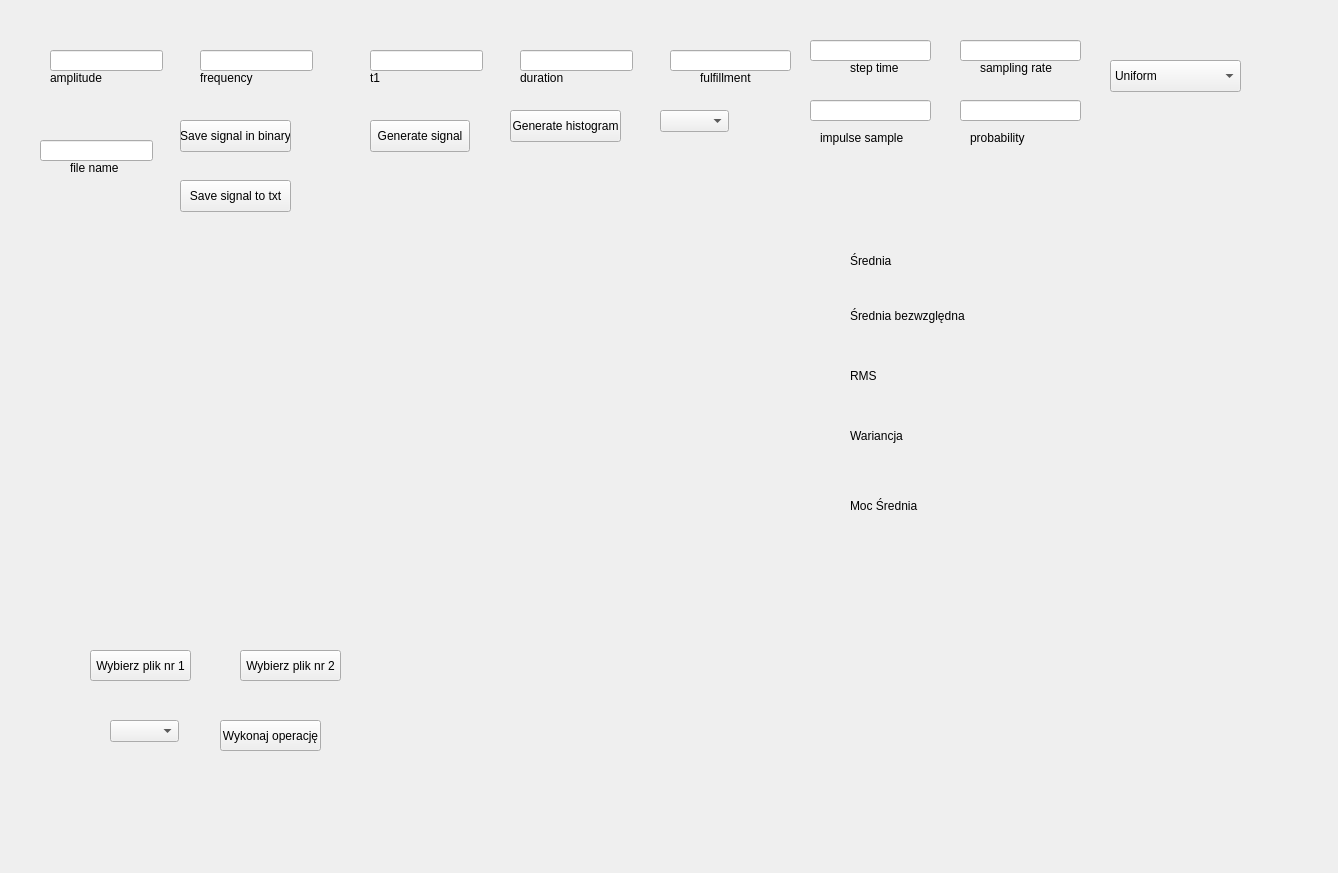
Old version of the form DSP/zad1/form.ui in the repository KD377/SusleRepo.
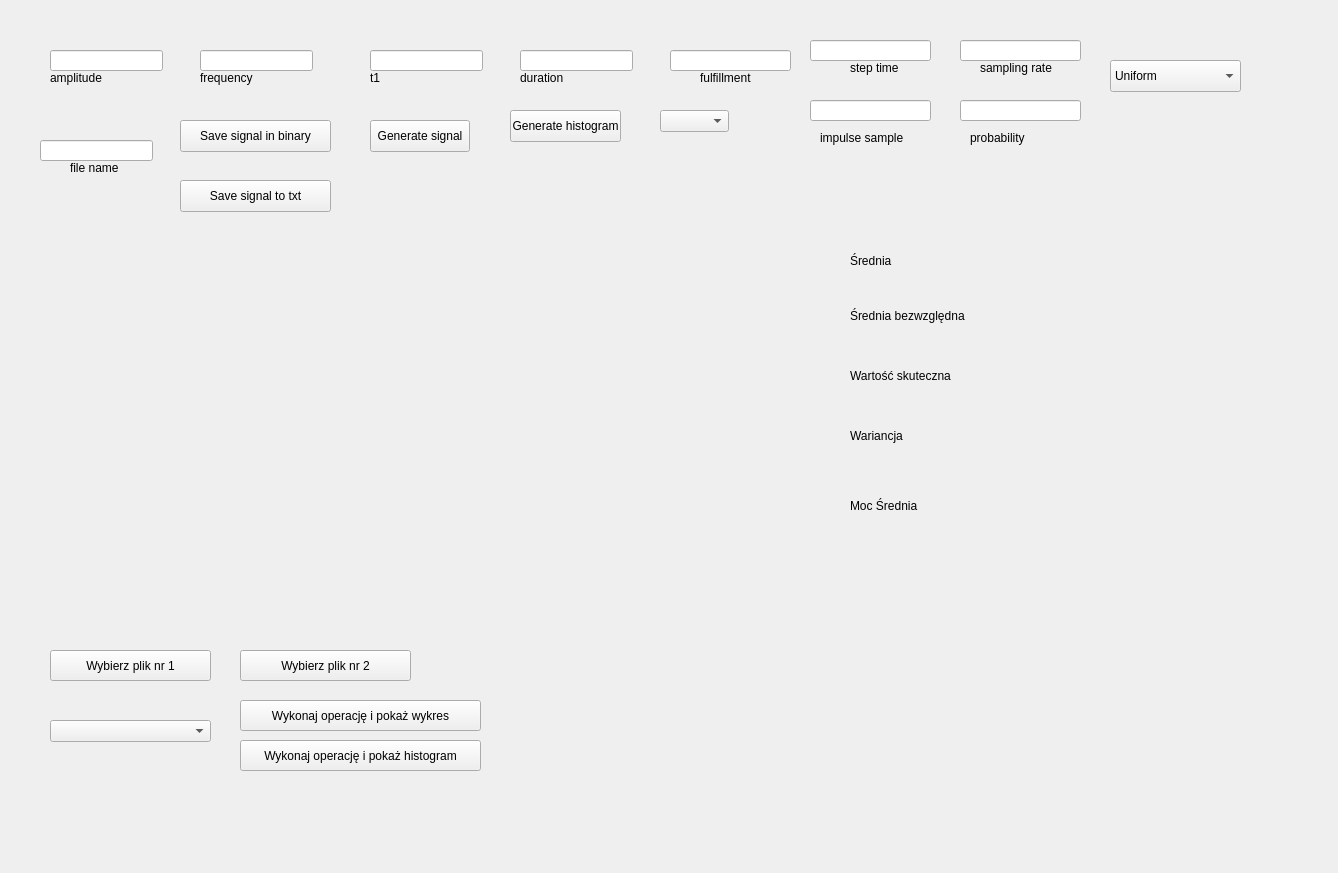
New version of the form.

Patch:
```diff
--- a/DSP/zad1/form.ui
+++ b/DSP/zad1/form.ui
@@ -23,7 +23,7 @@
     </rect>
    </property>
    <layout class="QGridLayout" name="gridLayout">
-    <item row="0" column="1">
+    <item row="0" column="0">
      <widget class="QWidget" name="widget" native="true">
       <widget class="QWidget" name="gridLayoutWidget">
        <property name="geometry">
@@ -64,7 +64,7 @@
         <rect>
          <x>170</x>
          <y>100</y>
-         <width>111</width>
+         <width>151</width>
          <height>32</height>
         </rect>
        </property>
@@ -85,9 +85,9 @@
       <widget class="QPushButton" name="selectFile1Button">
        <property name="geometry">
         <rect>
-         <x>80</x>
+         <x>40</x>
          <y>630</y>
-         <width>101</width>
+         <width>161</width>
          <height>31</height>
         </rect>
        </property>
@@ -100,7 +100,7 @@
         <rect>
          <x>230</x>
          <y>630</y>
-         <width>101</width>
+         <width>171</width>
          <height>31</height>
         </rect>
        </property>
@@ -111,9 +111,9 @@
       <widget class="QComboBox" name="operationComboBox">
        <property name="geometry">
         <rect>
-         <x>100</x>
+         <x>40</x>
          <y>700</y>
-         <width>69</width>
+         <width>161</width>
          <height>22</height>
         </rect>
        </property>
@@ -121,14 +121,14 @@
       <widget class="QPushButton" name="performOperationButton">
        <property name="geometry">
         <rect>
-         <x>210</x>
-         <y>700</y>
-         <width>101</width>
+         <x>230</x>
+         <y>680</y>
+         <width>241</width>
          <height>31</height>
         </rect>
        </property>
        <property name="text">
-        <string>Wykonaj operację</string>
+        <string>Wykonaj operację i pokaż wykres</string>
        </property>
       </widget>
       <widget class="QLabel" name="labelSrednia">
@@ -167,7 +167,7 @@
         </rect>
        </property>
        <property name="text">
-        <string>RMS</string>
+        <string>Wartość skuteczna</string>
        </property>
       </widget>
       <widget class="QLabel" name="labelWariancja">
@@ -387,7 +387,7 @@
         <rect>
          <x>170</x>
          <y>160</y>
-         <width>111</width>
+         <width>151</width>
          <height>32</height>
         </rect>
        </property>
@@ -395,6 +395,19 @@
         <string>Save signal to txt</string>
        </property>
       </widget>
+      <widget class="QPushButton" name="performOperationButton_2">
+       <property name="geometry">
+        <rect>
+         <x>230</x>
+         <y>720</y>
+         <width>241</width>
+         <height>31</height>
+        </rect>
+       </property>
+       <property name="text">
+        <string>Wykonaj operację i pokaż histogram</string>
+       </property>
+      </widget>
      </widget>
     </item>
    </layout>
```
